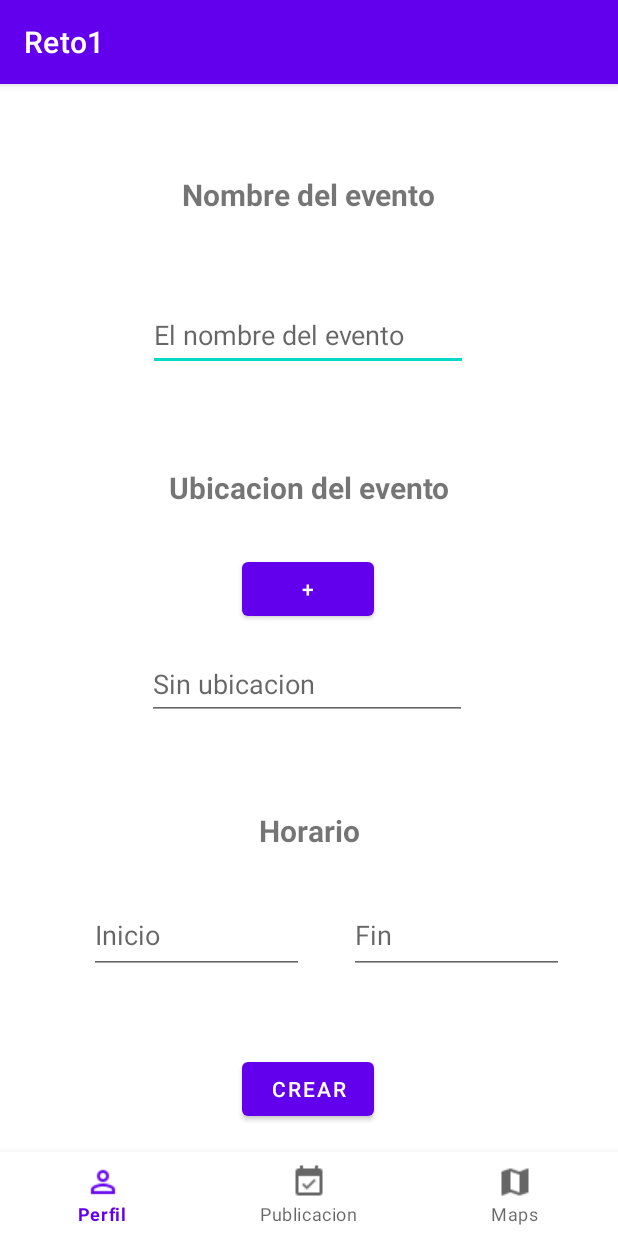
After one commit to andrescuellar123/Reto_1, an Android app: the fragment CreatePostFragment shown on its own in the app's theme, on a phone screen of 412 x 824 dp. The commit adds this screen. Run offline under Robolectric (Android 15) with nearby library versions, the phone set to English and light mode, and no system bars.

Commit message:
Doing post view , creating post view and fix the bar in the profile

```diff
--- /dev/null
+++ b/app/src/main/java/com/example/reto1/CreatePostFragment.java
@@ -0,0 +1,38 @@
+package com.example.reto1;
+
+import android.os.Bundle;
+
+import androidx.fragment.app.Fragment;
+
+import android.view.LayoutInflater;
+import android.view.View;
+import android.view.ViewGroup;
+
+
+public class CreatePostFragment extends Fragment {
+
+
+
+
+
+    public CreatePostFragment() {
+        // Required empty public constructor
+    }
+
+
+    public static CreatePostFragment newInstance(String param1, String param2) {
+        CreatePostFragment fragment = new CreatePostFragment();
+        Bundle args = new Bundle();
+        fragment.setArguments(args);
+        return fragment;
+    }
+
+
+
+    @Override
+    public View onCreateView(LayoutInflater inflater, ViewGroup container,
+                             Bundle savedInstanceState) {
+        // Inflate the layout for this fragment
+        return inflater.inflate(R.layout.fragment_create_post, container, false);
+    }
+}
--- /dev/null
+++ b/app/src/main/res/layout/fragment_create_post.xml
@@ -0,0 +1,139 @@
+<?xml version="1.0" encoding="utf-8"?>
+<androidx.constraintlayout.widget.ConstraintLayout xmlns:app="http://schemas.android.com/apk/res-auto"
+    xmlns:tools="http://schemas.android.com/tools"
+    android:layout_height="match_parent"
+    android:layout_width="match_parent"
+    xmlns:android="http://schemas.android.com/apk/res/android">
+
+    <androidx.constraintlayout.widget.ConstraintLayout
+        android:layout_width="0dp"
+        android:layout_height="0dp"
+        android:layout_marginBottom="2dp"
+        app:layout_constraintBottom_toTopOf="@+id/bottomNavigationView5"
+        app:layout_constraintEnd_toEndOf="parent"
+        app:layout_constraintStart_toStartOf="parent"
+        app:layout_constraintTop_toTopOf="parent">
+
+        <TextView
+            android:id="@+id/textView6"
+            android:layout_width="wrap_content"
+            android:layout_height="wrap_content"
+            android:layout_marginTop="60dp"
+            android:text="Nombre del evento"
+            android:textSize="20sp"
+            android:textStyle="bold"
+            app:layout_constraintEnd_toEndOf="parent"
+            app:layout_constraintHorizontal_bias="0.498"
+            app:layout_constraintStart_toStartOf="parent"
+            app:layout_constraintTop_toTopOf="parent" />
+
+        <EditText
+            android:id="@+id/editTextTextPersonName"
+            android:layout_width="wrap_content"
+            android:layout_height="wrap_content"
+            android:layout_marginTop="56dp"
+            android:ems="10"
+            android:hint="El nombre del evento"
+            android:inputType="textPersonName"
+            android:minHeight="48dp"
+            app:layout_constraintEnd_toEndOf="parent"
+            app:layout_constraintHorizontal_bias="0.497"
+            app:layout_constraintStart_toStartOf="parent"
+            app:layout_constraintTop_toBottomOf="@+id/textView6" />
+
+        <TextView
+            android:id="@+id/textView7"
+            android:layout_width="wrap_content"
+            android:layout_height="wrap_content"
+            android:layout_marginTop="64dp"
+            android:text="Ubicacion del evento"
+            android:textSize="20sp"
+            android:textStyle="bold"
+            app:layout_constraintEnd_toEndOf="parent"
+            app:layout_constraintStart_toStartOf="parent"
+            app:layout_constraintTop_toBottomOf="@+id/editTextTextPersonName" />
+
+        <Button
+            android:id="@+id/button2"
+            android:layout_width="wrap_content"
+            android:layout_height="wrap_content"
+            android:layout_marginTop="30dp"
+            android:text="+"
+            app:layout_constraintEnd_toEndOf="parent"
+            app:layout_constraintHorizontal_bias="0.498"
+            app:layout_constraintStart_toStartOf="parent"
+            app:layout_constraintTop_toBottomOf="@+id/textView7" />
+
+        <EditText
+            android:id="@+id/editTextTextPersonName2"
+            android:layout_width="wrap_content"
+            android:layout_height="wrap_content"
+            android:layout_marginTop="15dp"
+            android:ems="10"
+            android:hint="Sin ubicacion"
+            android:inputType="textPersonName"
+            android:minHeight="48dp"
+            app:layout_constraintEnd_toEndOf="parent"
+            app:layout_constraintHorizontal_bias="0.492"
+            app:layout_constraintStart_toStartOf="parent"
+            app:layout_constraintTop_toBottomOf="@+id/button2" />
+
+        <TextView
+            android:id="@+id/textView8"
+            android:layout_width="wrap_content"
+            android:layout_height="wrap_content"
+            android:layout_marginTop="60dp"
+            android:text="Horario"
+            android:textSize="20sp"
+            android:textStyle="bold"
+            app:layout_constraintEnd_toEndOf="parent"
+            app:layout_constraintStart_toStartOf="parent"
+            app:layout_constraintTop_toBottomOf="@+id/editTextTextPersonName2" />
+
+        <EditText
+            android:id="@+id/editTextTextPersonName4"
+            android:layout_width="143dp"
+            android:layout_height="52dp"
+            android:layout_marginTop="30dp"
+            android:layout_marginEnd="36dp"
+            android:ems="10"
+            android:hint="Fin"
+            android:inputType="textPersonName"
+            app:layout_constraintEnd_toEndOf="parent"
+            app:layout_constraintTop_toBottomOf="@+id/textView8" />
+
+        <EditText
+            android:id="@+id/editTextTextPersonName3"
+            android:layout_width="143dp"
+            android:layout_height="52dp"
+            android:layout_marginStart="40dp"
+            android:layout_marginTop="30dp"
+            android:ems="10"
+            android:hint="Inicio"
+            android:inputType="textPersonName"
+            app:layout_constraintEnd_toStartOf="@+id/editTextTextPersonName4"
+            app:layout_constraintHorizontal_bias="0.387"
+            app:layout_constraintStart_toStartOf="parent"
+            app:layout_constraintTop_toBottomOf="@+id/textView8" />
+
+        <Button
+            android:id="@+id/button3"
+            android:layout_width="wrap_content"
+            android:layout_height="wrap_content"
+            android:layout_marginBottom="16dp"
+            android:text="Crear"
+            app:layout_constraintBottom_toBottomOf="parent"
+            app:layout_constraintEnd_toEndOf="parent"
+            app:layout_constraintHorizontal_bias="0.498"
+            app:layout_constraintStart_toStartOf="parent" />
+    </androidx.constraintlayout.widget.ConstraintLayout>
+
+    <com.google.android.material.bottomnavigation.BottomNavigationView
+        android:id="@+id/bottomNavigationView5"
+        android:layout_width="0dp"
+        android:layout_height="wrap_content"
+        app:layout_constraintBottom_toBottomOf="parent"
+        app:layout_constraintEnd_toEndOf="parent"
+        app:layout_constraintStart_toStartOf="parent"
+        app:menu="@menu/home_menu" />
+</androidx.constraintlayout.widget.ConstraintLayout>
```
Also changed, not shown: app/src/main/java/com/example/reto1/PostFragment.java (added, +35 -0 lines), app/src/main/res/layout/fragment_perfil.xml (+14 -5 lines), app/src/main/res/layout/fragment_post.xml (added, +58 -0 lines).
